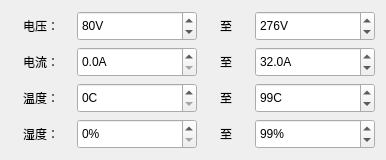
Qt form MasterCtrlSet/home/home_lineunitwid.ui (ChinaClever/PDU-Settings) before a commit.
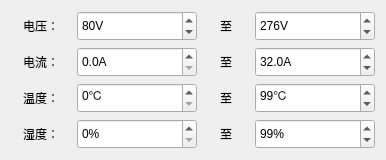
The same form after that commit.

Patch:
```diff
--- a/MasterCtrlSet/home/home_lineunitwid.ui
+++ b/MasterCtrlSet/home/home_lineunitwid.ui
@@ -275,7 +275,7 @@
       <string/>
      </property>
      <property name="suffix">
-      <string>C</string>
+      <string>℃</string>
      </property>
      <property name="decimals">
       <number>0</number>
@@ -328,7 +328,7 @@
       </size>
      </property>
      <property name="suffix">
-      <string>C</string>
+      <string>℃</string>
      </property>
      <property name="decimals">
       <number>0</number>
```
